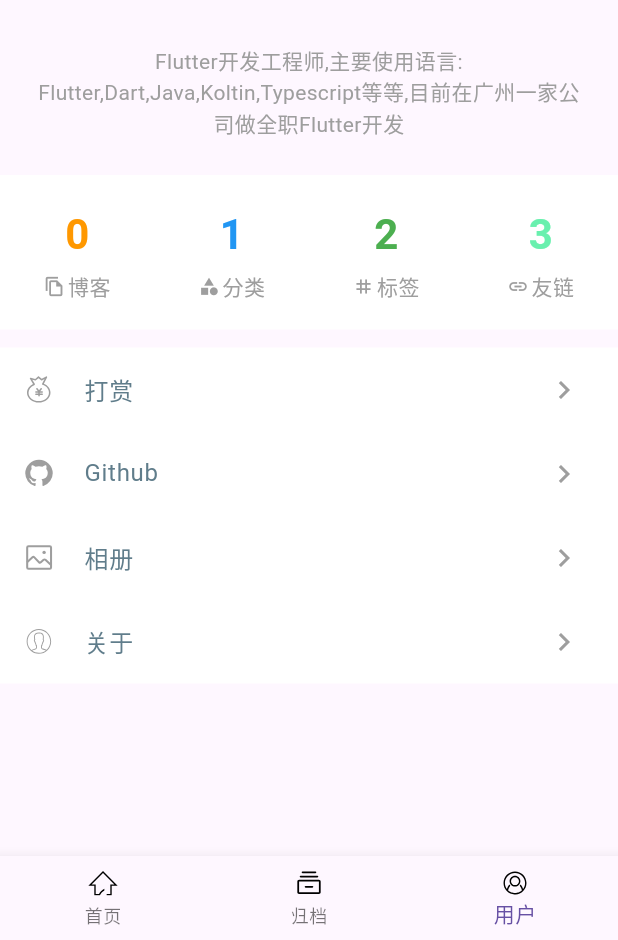
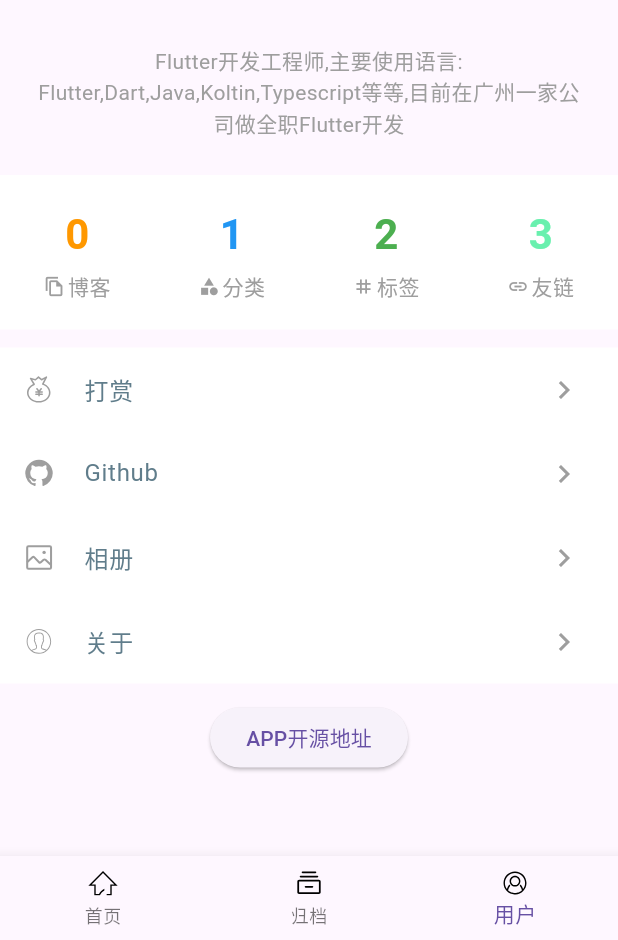
Before and after one commit to mdddj/dd_blog_flutter_v2, a Flutter app: the screen it shows after launch, item 3 of the bottom bar chosen, on a phone screen of 412 x 824 dp, the part 296-1236 px from its top. Run offline on Flutter 3.47's test engine with Material 2 defaults, Android fonts, the phone set to English and light mode, and no system bars; our stand-ins replace equatable, flutter_easyrefresh, flutter_smart_dialog, flutter_svg, hooks_riverpod, logger; missing offline and left inert: dd_check_plugin, dd_js_util, markdown_widget.

Commit message:
新增开源按钮点击

```diff
--- a/lib/page/user.dart
+++ b/lib/page/user.dart
@@ -1,6 +1,7 @@
 import 'package:dd_blog_flutter/config/config.dart';
 import 'package:dd_blog_flutter/page/text.dart';
 import 'package:dd_blog_flutter/widget/avatar.dart';
+import 'package:dd_js_util/ext/string.dart';
 import 'package:flutter/material.dart';
 import 'package:flutter_svg/svg.dart';
 import 'package:hooks_riverpod/hooks_riverpod.dart';
@@ -48,7 +49,14 @@ class UserPage extends ConsumerWidget {
 
               //统计信息
               const StatisticsComponent(),
-              _renderMenus(context)
+              _renderMenus(context),
+
+              const SizedBox(height: kDefaultPadding),
+              ElevatedButton(
+                  onPressed: () {
+                    'https://github.com/mdddj/dd_blog_flutter_v2'.browser();
+                  },
+                  child: const Text('APP开源地址'))
             ],
           ),
         ),
@@ -62,10 +70,10 @@ class UserPage extends ConsumerWidget {
       decoration: const BoxDecoration(color: Colors.white),
       child: Column(
         children: [
-          _renderMenuItem('ds.svg', '打赏', context,keyName: 'blog-ds'),
-          _renderMenuItem('github.svg', 'Github', context,keyName: 'github'),
-          _renderMenuItem('photo.svg', '相册', context,keyName: 'images'),
-          _renderMenuItem('about.svg', '关于', context,keyName: 'about')
+          _renderMenuItem('ds.svg', '打赏', context, keyName: 'blog-ds'),
+          _renderMenuItem('github.svg', 'Github', context, keyName: 'github'),
+          _renderMenuItem('photo.svg', '相册', context, keyName: 'images'),
+          _renderMenuItem('about.svg', '关于', context, keyName: 'about')
         ],
       ),
     );
@@ -88,7 +96,13 @@ class UserPage extends ConsumerWidget {
       onTap: keyName == null
           ? null
           : () {
-              Navigator.push(context, MaterialPageRoute(builder: (_) => TextPage(keyName: keyName,title: title,)));
+              Navigator.push(
+                  context,
+                  MaterialPageRoute(
+                      builder: (_) => TextPage(
+                            keyName: keyName,
+                            title: title,
+                          )));
             },
     );
   }
```
Also changed, not shown: pubspec.lock, 2 other files.
